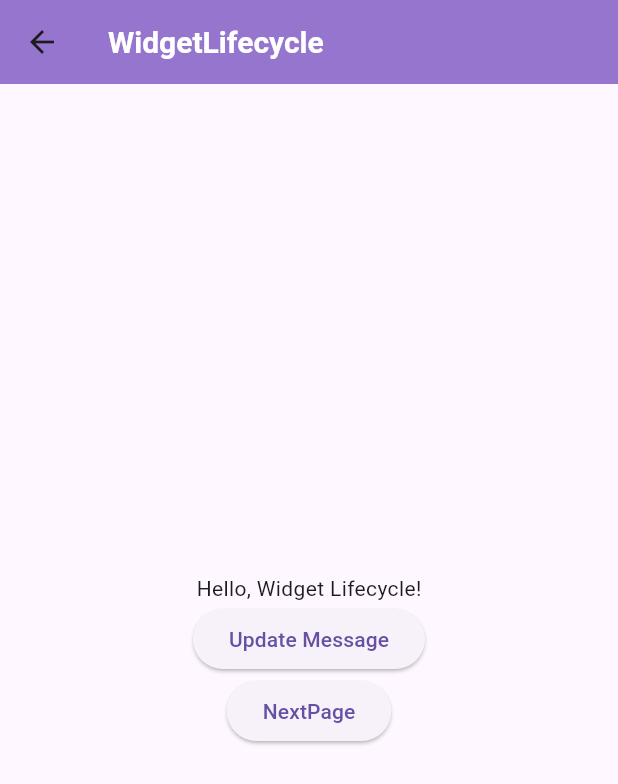
After one commit to VaibhavPagare25/Daily-Flutter, a Flutter app: the WLifecycle screen opened directly, on a phone screen of 412 x 824 dp. The commit adds this screen. Shown: the top 784 px of the screen. Run offline on Flutter 3.47's test engine with Material 3 defaults, Android fonts, the light colour scheme and no system bars; missing offline and left inert: number_to_words_english.

Commit message:
Tried some stateful lifecycle methods

```diff
--- a/Feb-20-24/textfield_statefulwidget/lib/main.dart
+++ b/Feb-20-24/textfield_statefulwidget/lib/main.dart
@@ -1,5 +1,6 @@
 import 'package:flutter/material.dart';
-import 'text_field_try.dart';
+import 'package:textfield_statefulwidget/text_field_try.dart';
+import 'package:textfield_statefulwidget/widget_lifecycle.dart';
 
 void main() {
   runApp(const MainApp());
--- /dev/null
+++ b/Feb-20-24/textfield_statefulwidget/lib/widget_lifecycle.dart
@@ -0,0 +1,167 @@
+// ignore_for_file: avoid_print
+
+import 'package:flutter/material.dart';
+
+class WLifecycle extends StatefulWidget {
+  const WLifecycle({super.key});
+
+  @override
+  State<WLifecycle> createState() => _WLifecycleState();
+}
+
+class _WLifecycleState extends State<WLifecycle> {
+  String message = 'Hello, Widget Lifecycle!';
+  int count = 0;
+  @override
+  void initState() {
+    super.initState();
+    print("In init state");
+  }
+
+  @override
+  Widget build(BuildContext context) {
+    print("In  build");
+    return (count == 0)
+        ? Scaffold(
+            appBar: AppBar(
+              title: const Text(
+                "WidgetLifecycle",
+                style: TextStyle(
+                  color: Colors.white,
+                  fontSize: 20,
+                  fontWeight: FontWeight.bold,
+                ),
+              ),
+              backgroundColor: Colors.deepPurple.shade300,
+            ),
+            body: Center(
+              child: Column(
+                mainAxisAlignment: MainAxisAlignment.center,
+                children: [
+                  Text(message),
+                  ElevatedButton(
+                    onPressed: () {
+                      setState(() {
+                        message = 'Updated Message!';
+                        print("In setState");
+                        count++;
+                      });
+                    },
+                    child: const Text('Update Message'),
+                  ),
+                  ElevatedButton(
+                    onPressed: () {
+                      setState(() {
+                        Navigator.push(
+                          context,
+                          MaterialPageRoute(
+                            builder: (context) => const NextPage(),
+                          ),
+                        );
+                      });
+                    },
+                    child: const Text("NextPage"),
+                  ),
+                ],
+              ),
+            ),
+          )
+        : Scaffold(
+            appBar: AppBar(
+              title: const Text('SecondScaffold'),
+            ),
+            body: Center(
+              child: Column(
+                children: [
+                  const Text('This is Second Scaffold!'),
+                  ElevatedButton(
+                    onPressed: () {
+                      setState(() {
+                        print("in setState previous");
+                        count--;
+                      });
+                    },
+                    child: const Text("Previous"),
+                  ),
+                ],
+              ),
+            ),
+          );
+  }
+
+  @override
+  void didChangeDependencies() {
+    super.didChangeDependencies();
+    print("In didChangeDependencies");
+  }
+
+  @override
+  void didUpdateWidget(covariant WLifecycle oldWidget) {
+    super.didUpdateWidget(oldWidget);
+    print("In didUpdateWidget");
+  }
+
+  @override
+  void deactivate() {
+    super.deactivate();
+    print("In deactivate");
+  }
+
+  @override
+  void dispose() {
+    super.dispose();
+    print("In dispose");
+  }
+}
+
+class NextPage extends StatefulWidget {
+  const NextPage({super.key});
+
+  @override
+  State<NextPage> createState() => _NextPageState();
+}
+
+class _NextPageState extends State<NextPage> {
+  @override
+  void initState() {
+    super.initState();
+    print("In init state2");
+  }
+
+  @override
+  Widget build(BuildContext context) {
+    print("In build2");
+    return Scaffold(
+      appBar: AppBar(
+        title: const Text('Another Page'),
+      ),
+      body: const Center(
+        child: Text('This is another page!'),
+      ),
+    );
+  }
+
+  @override
+  void didChangeDependencies() {
+    super.didChangeDependencies();
+    print("In didChangeDependencies2");
+  }
+
+  @override
+  void didUpdateWidget(covariant NextPage oldWidget) {
+    super.didUpdateWidget(oldWidget);
+    print("In didUpdateWidget2");
+  }
+
+  @override
+  void deactivate() {
+    super.deactivate();
+    print("In deactivate2");
+  }
+
+  @override
+  void dispose() {
+    super.dispose();
+    print("In dispose2");
+  }
+}
--- a/Feb-20-24/textfield_statefulwidget/pubspec.yaml
+++ b/Feb-20-24/textfield_statefulwidget/pubspec.yaml
@@ -10,6 +10,8 @@ dependencies:
   flutter:
     sdk: flutter
 
+  google_fonts: ^6.1.0
+
 dev_dependencies:
   flutter_test:
     sdk: flutter
```
Also changed, not shown: Feb-20-24/textfield_statefulwidget/lib/text_field_try.dart (+10 -9 lines), Feb-20-24/textfield_statefulwidget/pubspec.lock, 1 other file.
